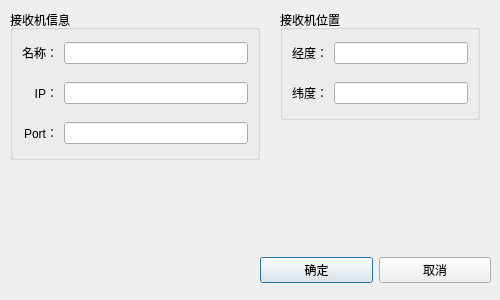
Above: widget/dialog/modify_receiver_dialog.ui from yanghang8612/SMAMMainUI before the change. Below: the same form after it.
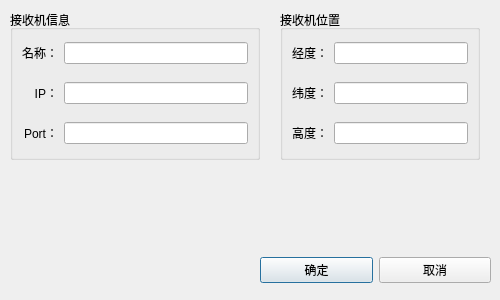
That is the form after the change.

The edit to the form file:
```diff
--- a/widget/dialog/modify_receiver_dialog.ui
+++ b/widget/dialog/modify_receiver_dialog.ui
@@ -19,7 +19,7 @@
      <x>280</x>
      <y>10</y>
      <width>200</width>
-     <height>110</height>
+     <height>150</height>
     </rect>
    </property>
    <property name="title">
@@ -58,6 +58,16 @@
     <item row="1" column="1">
      <widget class="QLineEdit" name="receiverLatitudeEdit"/>
     </item>
+    <item row="2" column="0">
+     <widget class="QLabel" name="label_6">
+      <property name="text">
+       <string>高度：</string>
+      </property>
+     </widget>
+    </item>
+    <item row="2" column="1">
+     <widget class="QLineEdit" name="receiverHeightEdit"/>
+    </item>
    </layout>
   </widget>
   <widget class="QGroupBox" name="infoContainer">
```
